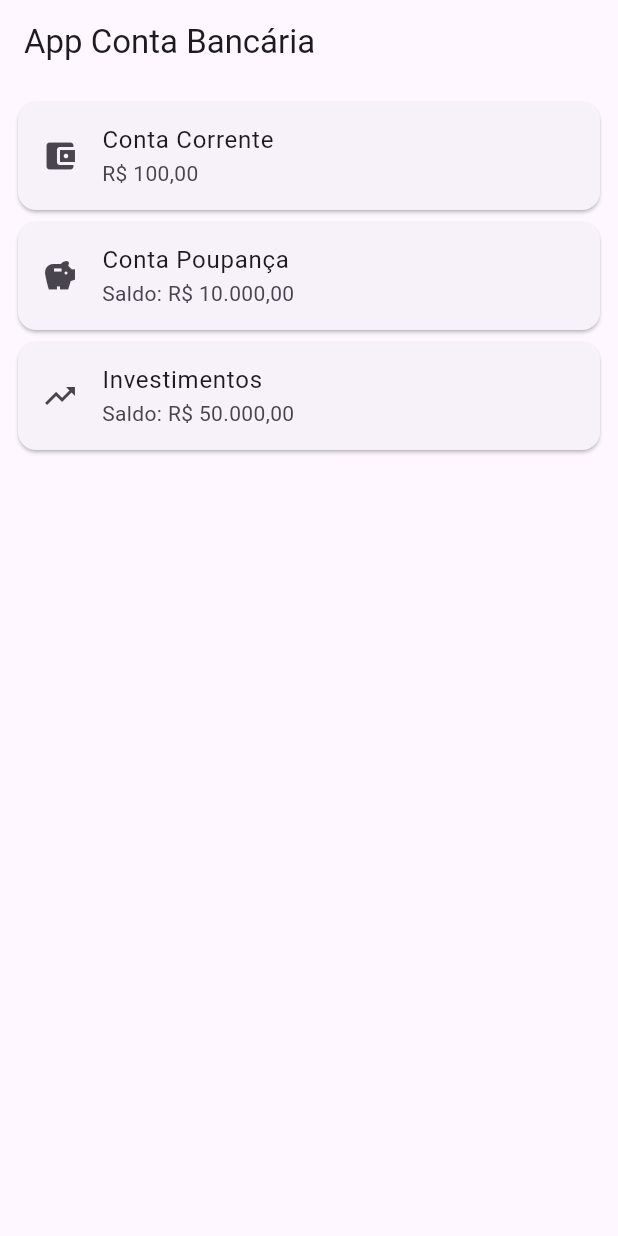
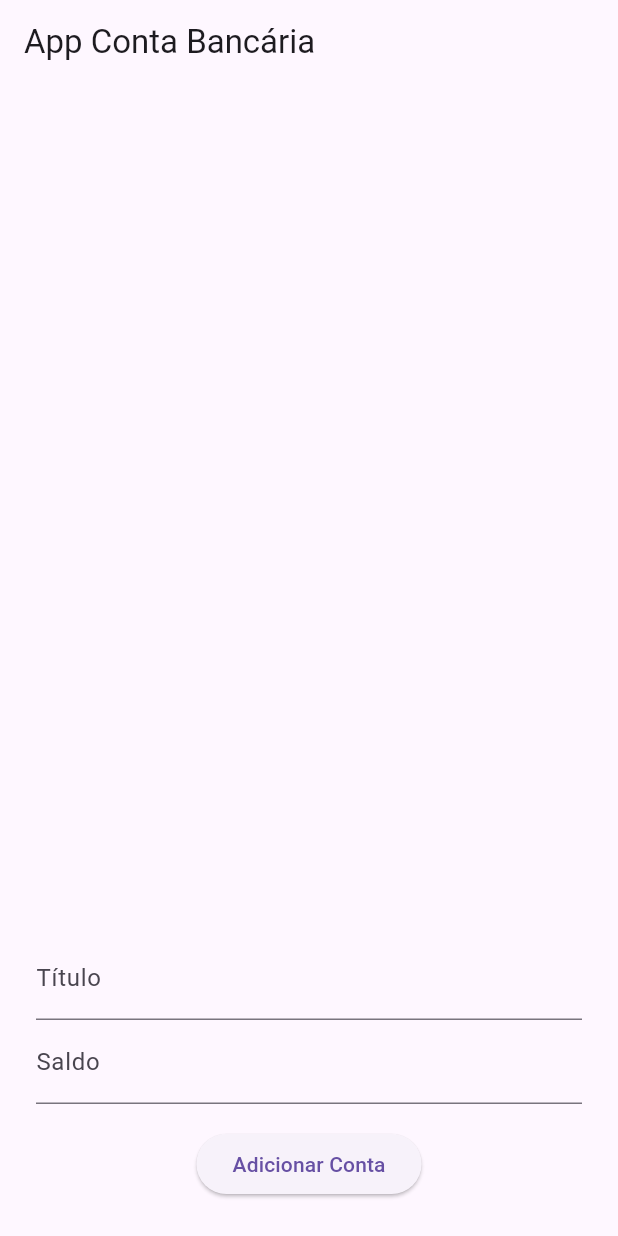
Before and after one commit to PedroHLourenco/appcontabancaria, a Flutter app: the screen it shows after launch, on a phone screen of 412 x 824 dp. Run offline on Flutter 3.47's test engine with Material 3 defaults, Android fonts, the phone set to English and light mode, and no system bars.

Commit message:
atualização do app

```diff
--- a/lib/views/app_contabancaria.dart
+++ b/lib/views/app_contabancaria.dart
@@ -11,7 +11,7 @@ class AppContabancaria extends StatelessWidget {
       theme: ThemeData(
         primarySwatch: Colors.blue,
       ),
-      home: Home(),
+      home: const Home(),
     );
   }
 }
--- /dev/null
+++ b/lib/views/formulario.dart
@@ -0,0 +1,53 @@
+import 'package:flutter/material.dart';
+
+class Formulario extends StatefulWidget {
+  final Function(String, String) onAdicionarConta;
+
+  const Formulario({super.key, required this.onAdicionarConta});
+
+  @override
+  _FormularioState createState() => _FormularioState();
+}
+
+class _FormularioState extends State<Formulario> {
+  final _tituloController = TextEditingController();
+  final _saldoController = TextEditingController();
+
+  void _adicionarConta() {
+    final titulo = _tituloController.text;
+    final saldo = _saldoController.text;
+
+    if (titulo.isEmpty || saldo.isEmpty) {
+      return;
+    }
+
+    widget.onAdicionarConta(titulo, saldo);
+    _tituloController.clear();
+    _saldoController.clear();
+  }
+
+  @override
+  Widget build(BuildContext context) {
+    return Padding(
+      padding: const EdgeInsets.all(16.0),
+      child: Column(
+        children: <Widget>[
+          TextField(
+            controller: _tituloController,
+            decoration: const InputDecoration(labelText: 'Título'),
+          ),
+          TextField(
+            controller: _saldoController,
+            decoration: const InputDecoration(labelText: 'Saldo'),
+            keyboardType: TextInputType.number,
+          ),
+          const SizedBox(height: 16),
+          ElevatedButton(
+            onPressed: _adicionarConta,
+            child: const Text('Adicionar Conta'),
+          ),
+        ],
+      ),
+    );
+  }
+}
--- a/lib/views/home.dart
+++ b/lib/views/home.dart
@@ -1,37 +1,49 @@
 import 'package:flutter/material.dart';
+import 'formulario.dart';
 
-class Home extends StatelessWidget {
+class Home extends StatefulWidget {
   const Home({super.key});
+
+  @override
+  _HomeState createState() => _HomeState();
+}
+
+class _HomeState extends State<Home> {
+  final List<Map<String, String>> _contas = [];
+
+  void _adicionarConta(String titulo, String saldo) {
+    setState(() {
+      _contas.add({'titulo': titulo, 'saldo': saldo});
+    });
+  }
 
   @override
   Widget build(BuildContext context) {
     return Scaffold(
       appBar: AppBar(
-        title: Text('App Conta Bancária'),
+        title: const Text('App Conta Bancária'),
       ),
-      body: ListView(
-        padding: EdgeInsets.all(8.0),
-        children: const <Widget>[
-          Card(
-            child: ListTile(
-              title: Text('Conta Corrente'),
-              subtitle: Text('R\$ 100,00'),
-              leading: Icon(Icons.account_balance_wallet),
+      body: Column(
+        children: <Widget>[
+          Expanded(
+            child: ListView.builder(
+              padding: const EdgeInsets.all(8.0),
+              itemCount: _contas.length,
+              itemBuilder: (context, index) {
+                final conta = _contas[index];
+                return Card(
+                  child: ListTile(
+                    title: Text(conta['titulo']!),
+                    subtitle: Text('Saldo: R\$ ${conta['saldo']}'),
+                    leading: Icon(Icons.account_balance_wallet),
+                  ),
+                );
+              },
             ),
           ),
-          Card(
-            child: ListTile(
-              title: Text('Conta Poupança'),
-              subtitle: Text('Saldo: R\$ 10.000,00'),
-              leading: Icon(Icons.savings),
-            ),
-          ),
-          Card(
-            child: ListTile(
-              title: Text('Investimentos'),
-              subtitle: Text('Saldo: R\$ 50.000,00'),
-              leading: Icon(Icons.trending_up),
-            ),
+          Padding(
+            padding: const EdgeInsets.all(8.0),
+            child: Formulario(onAdicionarConta: _adicionarConta),
           ),
         ],
       ),
--- a/pubspec.yaml
+++ b/pubspec.yaml
@@ -35,6 +35,7 @@ dependencies:
   # The following adds the Cupertino Icons font to your application.
   # Use with the CupertinoIcons class for iOS style icons.
   cupertino_icons: ^1.0.6
+  test: ^1.25.2
 
 dev_dependencies:
   flutter_test:
```
Also changed, not shown: lib/models/conta_bancaria.dart (added, +29 -0 lines), lib/models/conta_corrente.dart (added, +16 -0 lines), lib/models/conta_poupanca.dart (added, +12 -0 lines), pubspec.lock, 2 other files.
